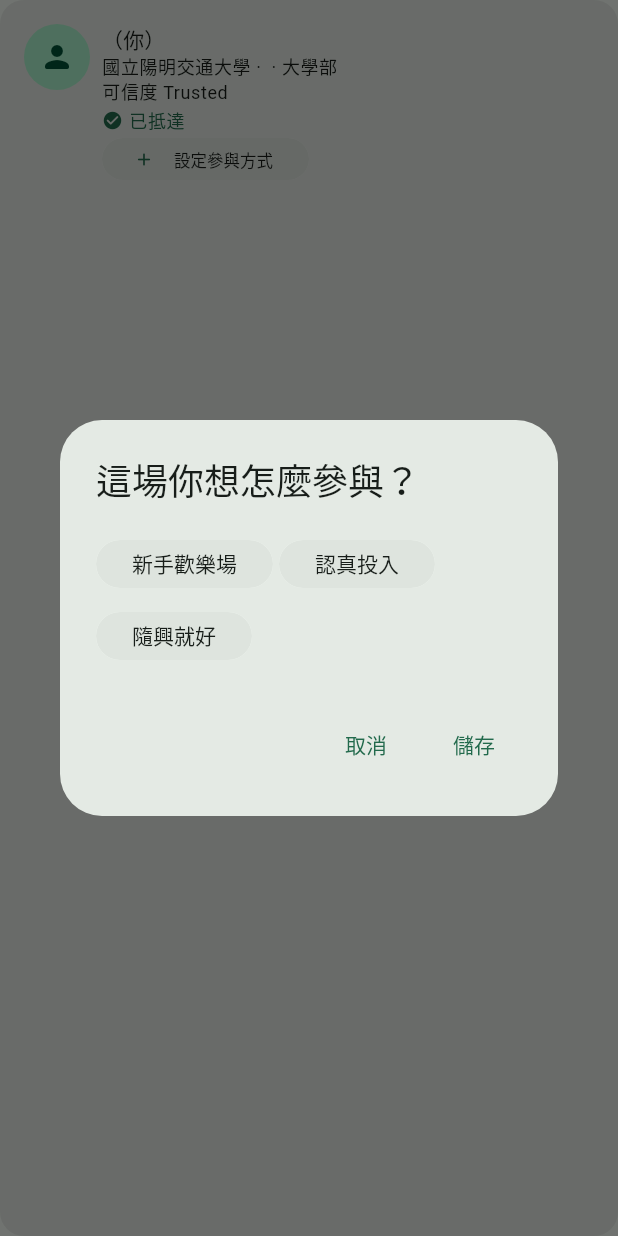
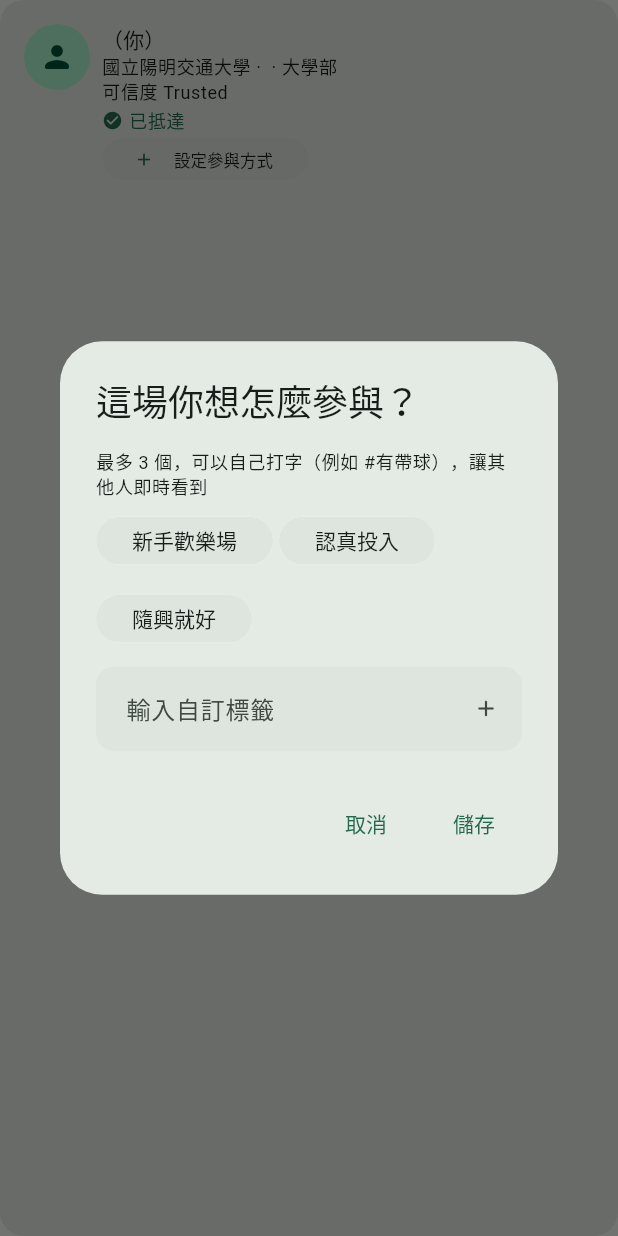
Before and after one commit to egger-meow/find-people-now, a Flutter app: the _MemberCard widget shown alone on an empty page, opened directly with empty values, after a tap on "設定參與方式", on a phone screen of 412 x 824 dp. Run offline on Flutter 3.47's test engine with Material 3 defaults, Android fonts, the phone set to English and light mode, and no system bars; our stand-ins replace flutter_dotenv, flutter_riverpod, go_router, image_picker, package_info_plus, shared_preferences and 1 more; accounts and stored records are empty; network calls fail.

Commit message:
feat(app): free-text vibe tags + live sync to other viewers
Members could only pick from a fixed preset list, and edits only
refreshed the editor's own client via a one-shot invalidate. Adds a
free-text input (still capped at 3 tags / 20 chars, matching the
update_vibe_tags RPC's existing validation — the RPC never had a
preset whitelist, per its migration's documented design intent) and a
narrow activityVibeTagsStreamProvider (mirrors the existing
activityArrivalStreamProvider pattern) so tag edits push live to every
other member viewing the same activity's Members tab.

Co-Authored-By: Claude Sonnet 5 <noreply@anthropic.com>

```diff
--- a/app/lib/activities/activity_detail_providers.dart
+++ b/app/lib/activities/activity_detail_providers.dart
@@ -86,6 +86,27 @@ final activityArrivalStreamProvider =
       });
 });
 
+/// Vibe Tags（v1.28）即時同步給其他成員看——跟 [activityArrivalStreamProvider]
+/// 同一種「窄 stream 疊加在既有名單上」手法：只訂閱 `vibe_tags` 這一欄，不把
+/// 整個 [activityMemberRosterProvider]（會連帶重打兩支聯絡方式/個資 RPC）改成
+/// Realtime。反饋：使用者編輯自己的 vibe tags 後，原本只在自己這端
+/// `ref.invalidate(activityMemberRosterProvider(...))`，其他正在看同一個活動
+/// 的成員完全不會知道，要等他們自己下拉刷新才看得到。
+final activityVibeTagsStreamProvider =
+    StreamProvider.family<Map<String, List<String>>, String>((ref, activityId) {
+  final client = ref.watch(supabaseClientProvider);
+  return client
+      .from('activity_member')
+      .stream(primaryKey: ['activity_id', 'user_id'])
+      .eq('activity_id', activityId)
+      .map((rows) {
+        return {
+          for (final row in rows)
+            row['user_id'] as String: (row['vibe_tags'] as List?)?.cast<String>() ?? const <String>[],
+        };
+      });
+});
+
 /// 集合地點更新紀錄（append-only，見 `update_meeting_point` 註解）——新到舊
 /// 排序，畫面只需要顯示最新一筆＋歷史。
 final activityMeetingPointUpdatesStreamProvider =
@@ -159,6 +180,22 @@ class MemberRosterEntry {
         arrivedAt: arrivedAt,
         vibeTags: vibeTags,
       );
+
+  MemberRosterEntry copyWithVibeTags(List<String> vibeTags) => MemberRosterEntry(
+        userId: userId,
+        sourceRequestId: sourceRequestId,
+        status: status,
+        displayName: displayName,
+        avatarUrl: avatarUrl,
+        contacts: contacts,
+        school: school,
+        department: department,
+        degreeLevel: degreeLevel,
+        reliabilityTier: reliabilityTier,
+        meetingHint: meetingHint,
+        arrivedAt: arrivedAt,
+        vibeTags: vibeTags,
+      );
 }
 
 final activityMemberRosterProvider =
--- a/app/lib/activities/activity_detail_screen.dart
+++ b/app/lib/activities/activity_detail_screen.dart
@@ -1025,6 +1025,7 @@ class _MembersTab extends ConsumerWidget {
   Widget build(BuildContext context, WidgetRef ref) {
     final rosterAsync = ref.watch(activityMemberRosterProvider(activityId));
     final arrivalOverride = ref.watch(activityArrivalStreamProvider(activityId)).value;
+    final vibeTagsOverride = ref.watch(activityVibeTagsStreamProvider(activityId)).value;
     final showArrival = activityStatus == ACTIVITY_STATUS.MATCHED || activityStatus == ACTIVITY_STATUS.ONGOING;
     final typesAsync = ref.watch(activityTypesProvider);
     final matchingTypes = typesAsync.value?.where((t) => t.id == activityTypeId) ?? const Iterable.empty();
@@ -1034,13 +1035,18 @@ class _MembersTab extends ConsumerWidget {
       loading: () => const LoadingIndicator(),
       error: (error, stack) => Center(child: Text('載入失敗：$error')),
       data: (rawRoster) {
-        final roster = arrivalOverride == null
-            ? rawRoster
-            : [
+        final roster = [
           for (final member in rawRoster)
-                  arrivalOverride.containsKey(member.userId)
-                      ? member.copyWithArrivedAt(arrivalOverride[member.userId])
-                      : member,
+            () {
+              var m = member;
+              if (arrivalOverride != null && arrivalOverride.containsKey(m.userId)) {
+                m = m.copyWithArrivedAt(arrivalOverride[m.userId]);
+              }
+              if (vibeTagsOverride != null && vibeTagsOverride.containsKey(m.userId)) {
+                m = m.copyWithVibeTags(vibeTagsOverride[m.userId]!);
+              }
+              return m;
+            }(),
         ];
         final groups = <String, List<MemberRosterEntry>>{};
         for (final member in roster) {
@@ -1155,15 +1161,41 @@ class _MemberCardState extends ConsumerState<_MemberCard> {
 
   Future<void> _editVibeTags() async {
     final options = _vibeTagOptionsFor(widget.activityTypeName);
-    final selected = {...widget.member.vibeTags};
+    // 反饋：tag 也可以用來溝通（例如籃球「#有帶球」讓其他人知道不用帶），
+    // 所以除了預設選項，使用者要能自己打字新增——後端 update_vibe_tags 本來
+    // 就沒有白名單限制（只驗證數量 ≤3、單則 ≤20 字，見遷移檔註解），這裡補上
+    // 前端缺的自由輸入欄位即可，不算新開放什麼。
+    final selected = <String>[...widget.member.vibeTags];
+    final textController = TextEditingController();
 
     final confirmed = await showDialog<bool>(
       context: context,
       builder: (dialogContext) => StatefulBuilder(
-        builder: (dialogContext, setDialogState) => AppAdaptiveDialog(
+        builder: (dialogContext, setDialogState) {
+          void addCustomTag(String raw) {
+            final tag = raw.trim();
+            if (tag.isEmpty || tag.length > 20) return;
+            if (selected.contains(tag) || selected.length >= 3) return;
+            setDialogState(() {
+              selected.add(tag);
+              textController.clear();
+            });
+          }
+
+          return AppAdaptiveDialog(
             title: '這場你想怎麼參與？',
-          content: Wrap(
+            content: Column(
+              mainAxisSize: MainAxisSize.min,
+              crossAxisAlignment: CrossAxisAlignment.start,
+              children: [
+                Text(
+                  '最多 3 個，可以自己打字（例如 #有帶球），讓其他人即時看到',
+                  style: Theme.of(dialogContext).textTheme.bodySmall,
+                ),
+                const SizedBox(height: AppSpacing.xs),
+                Wrap(
                   spacing: AppSpacing.xs,
+                  runSpacing: AppSpacing.xs,
                   children: [
                     for (final option in options)
                       FilterChip(
@@ -1177,13 +1209,38 @@ class _MemberCardState extends ConsumerState<_MemberCard> {
                           }
                         }),
                       ),
+                    for (final tag in selected.where((t) => !options.contains(t)))
+                      InputChip(
+                        label: Text(tag),
+                        onDeleted: () => setDialogState(() => selected.remove(tag)),
+                      ),
+                  ],
+                ),
+                const SizedBox(height: AppSpacing.sm),
+                TextField(
+                  controller: textController,
+                  maxLength: 20,
+                  enabled: selected.length < 3,
+                  decoration: InputDecoration(
+                    hintText: selected.length >= 3 ? '最多 3 個標籤' : '輸入自訂標籤',
+                    isDense: true,
+                    counterText: '',
+                    suffixIcon: IconButton(
+                      icon: const Icon(Icons.add_rounded),
+                      tooltip: '新增標籤',
+                      onPressed: selected.length >= 3 ? null : () => addCustomTag(textController.text),
+                    ),
+                  ),
+                  onSubmitted: addCustomTag,
+                ),
               ],
             ),
             actions: [
               AppDialogAction(label: '取消', onPressed: () => Navigator.of(dialogContext).pop(false)),
               AppDialogAction(label: '儲存', isDefault: true, onPressed: () => Navigator.of(dialogContext).pop(true)),
             ],
-        ),
+          );
+        },
       ),
     );
     if (confirmed != true || !mounted) return;
@@ -1192,7 +1249,7 @@ class _MemberCardState extends ConsumerState<_MemberCard> {
       await updateVibeTags(
         ref.read(supabaseClientProvider),
         activityId: widget.activityId,
-        tags: selected.toList(),
+        tags: selected,
       );
       ref.invalidate(activityMemberRosterProvider(widget.activityId));
     } on ApiException {
```
Lines whose indentation alone changed are shown as unchanged.
